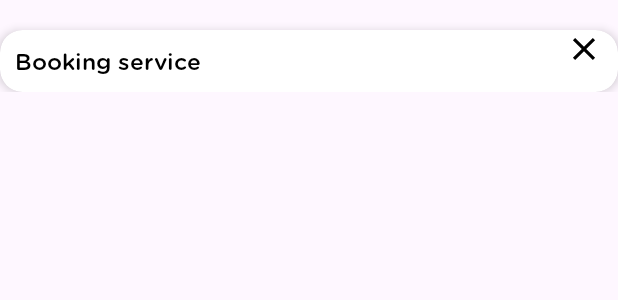
After one commit to imkeech/EngineerApp-ServiceBookingApp, an Android app: the layout notification_card.xml on its own in the app's theme, with its tools: preview values and no code run, on a phone screen of 412 x 824 dp. The commit adds this screen. Shown: the top 300 px of the screen. Run offline under Robolectric (Android 15) with nearby library versions, the phone set to English and light mode, and no system bars.

Commit message:
removed comments

```diff
--- a/app/src/main/java/com/example/service_engineer/FirebasePushMessageHandler.kt
+++ b/app/src/main/java/com/example/service_engineer/FirebasePushMessageHandler.kt
@@ -12,11 +12,14 @@ import android.util.Log
 import androidx.core.app.ActivityCompat
 import androidx.core.app.NotificationCompat
 import androidx.core.app.NotificationManagerCompat
+import com.google.firebase.firestore.ktx.firestore
+import com.google.firebase.ktx.Firebase
 import com.google.firebase.messaging.FirebaseMessagingService
 import com.google.firebase.messaging.RemoteMessage
 
 class FirebasePushMessageHandler : FirebaseMessagingService() {
     private val CHANNEL_ID = "engineer-notification2"
+    private val eng = Firebase.firestore.collection("engineer-notifications")
 
     override fun onNewToken(token: String) {
         Log.d("fcm", "New Token: $token")
@@ -30,6 +33,7 @@ class FirebasePushMessageHandler : FirebaseMessagingService() {
         val loggedInId = sharedPref.getString("loggedInServiceEngineerId", "") ?: return
 
         val toEngineerId = remoteMessage.data["toEngineerId"]
+        val phoneNumber = remoteMessage.data["phoneNumber"]
         val destinationApp = remoteMessage.data["destination"]
         if (destinationApp != "engineer")
             return
@@ -40,6 +44,8 @@ class FirebasePushMessageHandler : FirebaseMessagingService() {
         )
 
         if (loggedInId == toEngineerId) {
+            val data = mapOf("description" to remoteMessage.data["description"], "engineerId" to loggedInId)
+            eng.add(data)
             Log.d("fcm", "SEnding notification")
             showNotification()
         }
--- a/app/src/main/java/com/example/service_engineer/MainActivity.kt
+++ b/app/src/main/java/com/example/service_engineer/MainActivity.kt
@@ -140,9 +140,5 @@ class MainActivity : AppCompatActivity() {
         }
     }
 
-    private fun logout() {
-        val editor = sharedPref.edit()
-        editor.putString("loggedInServiceEngineerId", "")
-        editor.commit()
-    }
+
 }
--- a/app/src/main/java/fragment/wrk_Fragment.kt
+++ b/app/src/main/java/fragment/wrk_Fragment.kt
@@ -320,7 +320,7 @@ class wrk_Fragment : Fragment() {
                         val invoiceNoValue1 = cardView.findViewById<EditText>(R.id.invoiceNo)
                         val invoiceBillAmountValue1 = cardView.findViewById<EditText>(R.id.invoiceBillAmount)
 
-                        val serviceId = document.getString("serviceId")
+                        val serviceId = document.getString("serviceId") ?: ""
                         val customer_phno = document.getString("ph_no")
                         val currentEngineerId = email
                         val selectedStatus = status.selectedItem.toString()
@@ -425,8 +425,7 @@ class wrk_Fragment : Fragment() {
                             }
                         Log.d("ph_no","$customer_phno")
 
-                        cloudMessaging.sendCloudMessage("$customer_phno", "Call $selectedStatus ", "Your call is $selectedStatus")
-
+                        cloudMessaging.sendCallUpdateNotification(selectedStatus, serviceId, customerPhone);
                     }
 
 
--- /dev/null
+++ b/app/src/main/res/drawable/baseline_close_24.xml
@@ -0,0 +1,5 @@
+<vector android:height="24dp" android:tint="#000000"
+    android:viewportHeight="24" android:viewportWidth="24"
+    android:width="24dp" xmlns:android="http://schemas.android.com/apk/res/android">
+    <path android:fillColor="@android:color/white" android:pathData="M19,6.41L17.59,5 12,10.59 6.41,5 5,6.41 10.59,12 5,17.59 6.41,19 12,13.41 17.59,19 19,17.59 13.41,12z"/>
+</vector>
--- /dev/null
+++ b/app/src/main/res/layout/notification_card.xml
@@ -0,0 +1,44 @@
+<?xml version="1.0" encoding="utf-8"?>
+
+<RelativeLayout
+    xmlns:android="http://schemas.android.com/apk/res/android"
+    xmlns:app="http://schemas.android.com/apk/res-auto"
+    android:layout_width="match_parent"
+    android:layout_height="wrap_content"
+    android:layout_marginTop="10dp"
+    android:id="@+id/cardTextViewData"
+    app:cardElevation="4dp">
+
+
+        <androidx.cardview.widget.CardView
+            android:layout_width="match_parent"
+            android:layout_height="wrap_content"
+            android:layout_marginTop="10dp"
+            android:backgroundTint="@color/white"
+            android:padding="15dp"
+            app:cardCornerRadius="15dp"
+            app:cardElevation="4dp">
+
+                <TextView
+                    android:id="@+id/notificationDescription"
+                    android:layout_width="match_parent"
+                    android:layout_height="wrap_content"
+                    android:fontFamily="@font/gotham"
+                    android:padding="10dp"
+                    android:text="Booking service"
+                    android:textColor="@color/black"
+                    android:textSize="15dp" />
+
+                <ImageView
+                    android:id="@+id/clearButton"
+                    android:layout_width="25dp"
+                    android:layout_height="25dp"
+                    android:layout_gravity="end|top"
+                    android:layout_marginRight="10dp"
+                    android:contentDescription="Clear Icon"
+                    android:src="@drawable/baseline_close_24" />
+
+        </androidx.cardview.widget.CardView>
+
+
+</RelativeLayout>
--- a/app/src/main/res/values/strings.xml
+++ b/app/src/main/res/values/strings.xml
@@ -5,7 +5,7 @@
     <string-array name="Status">
         <item>Choose</item>
         <item>On Hold</item>
-        <item>Cancled</item>
+        <item>Cancelled</item>
         <item>Completed</item>
     </string-array>
 
```
Also changed, not shown: app/src/main/java/fragment/notificationFragment.kt (+28 -4 lines), app/src/main/java/fragment/profileFragment.kt (+29 -1 lines), app/src/main/res/layout/fragment_notification.xml (+19 -7 lines).
